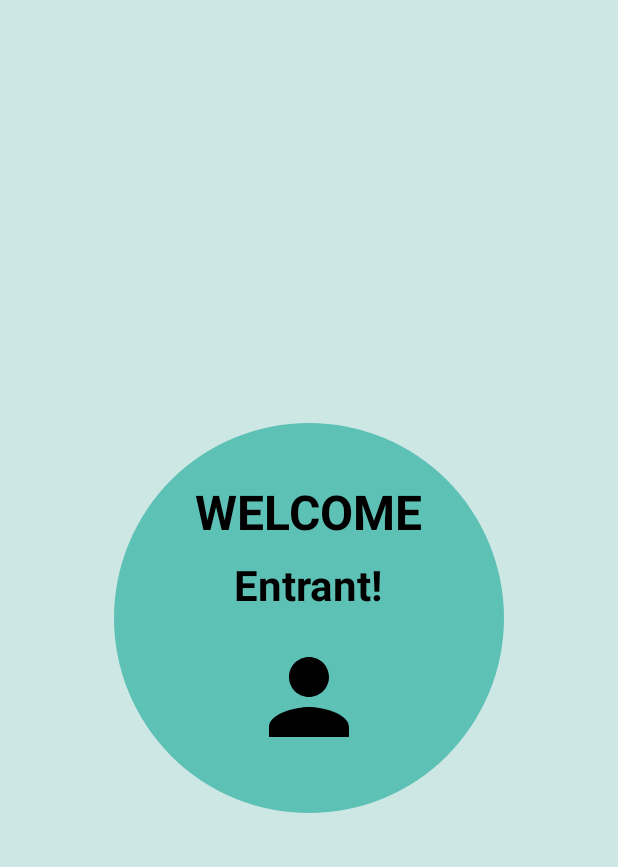
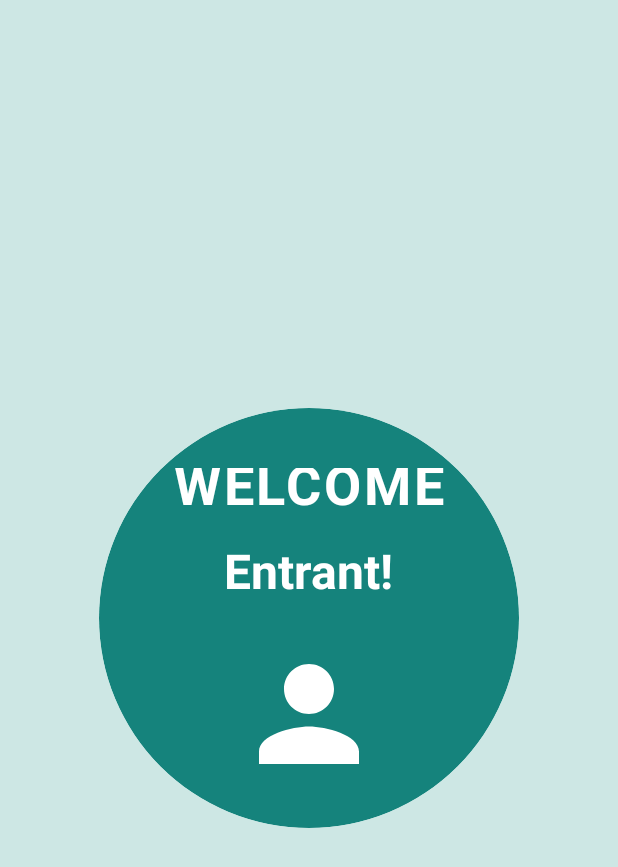
Before and after one commit to CMPUT301F25bingus/bingus0-cat, an Android app: the EntrantWelcomeActivity screen opened directly, with no data from a screen before it, on a phone screen of 412 x 824 dp. Shown: the top 867 px of the screen. Run offline under Robolectric (Android 15) with nearby library versions, the phone set to English and light mode, and no system bars.

Commit message:
final changes yay

```diff
--- a/EventMaster/app/src/main/res/layout/entrant_activity_welcome.xml
+++ b/EventMaster/app/src/main/res/layout/entrant_activity_welcome.xml
@@ -1,29 +1,42 @@
 <?xml version="1.0" encoding="utf-8"?>
-<LinearLayout xmlns:android="http://schemas.android.com/apk/res/android"
+<FrameLayout xmlns:android="http://schemas.android.com/apk/res/android"
     xmlns:app="http://schemas.android.com/apk/res-auto"
+    android:layout_width="match_parent"
+    android:layout_height="match_parent"
+    android:background="#CDE7E4">
+
+    <!-- Circular welcome panel with animation -->
+    <FrameLayout
+        android:id="@+id/welcomeContainer"
+        android:layout_width="280dp"
+        android:layout_height="280dp"
+        android:layout_gravity="center">
+
+        <com.google.android.material.card.MaterialCardView
+            android:layout_width="match_parent"
+            android:layout_height="match_parent"
+            android:layout_gravity="center"
+            app:cardCornerRadius="140dp"
+            app:cardElevation="0dp"
+            app:cardBackgroundColor="#15837C"
+            app:strokeWidth="0dp">
+
+            <LinearLayout
                 android:layout_width="match_parent"
                 android:layout_height="match_parent"
                 android:orientation="vertical"
                 android:gravity="center"
-    android:background="#CDE7E4">
-
-    <!-- Circular welcome panel with animation -->
-    <LinearLayout
-        android:id="@+id/welcomeContainer"
-        android:layout_width="260dp"
-        android:layout_height="260dp"
-        android:orientation="vertical"
-        android:gravity="center"
-        android:background="@drawable/circle_shape">
+                android:padding="40dp">
 
                 <TextView
                     android:id="@+id/textWelcome"
                     android:layout_width="wrap_content"
                     android:layout_height="wrap_content"
                     android:text="WELCOME"
-            android:textColor="@android:color/black"
+                    android:textColor="@android:color/white"
                     android:textStyle="bold"
-            android:textSize="32sp"
+                    android:textSize="36sp"
+                    android:letterSpacing="0.05"
                     android:alpha="0" />
 
                 <TextView
@@ -31,24 +44,25 @@
                     android:layout_width="wrap_content"
                     android:layout_height="wrap_content"
                     android:text="Entrant!"
-            android:textColor="@android:color/black"
+                    android:textColor="@android:color/white"
                     android:textStyle="bold"
-            android:textSize="28sp"
-            android:layout_marginTop="8dp"
+                    android:textSize="32sp"
+                    android:layout_marginTop="12dp"
                     android:alpha="0" />
 
                 <ImageView
                     android:id="@+id/iconPerson"
-            android:layout_width="80dp"
-            android:layout_height="80dp"
-            android:layout_marginTop="16dp"
+                    android:layout_width="100dp"
+                    android:layout_height="100dp"
+                    android:layout_marginTop="24dp"
                     android:src="@drawable/baseline_person_24"
                     android:contentDescription="Entrant icon"
-            app:tint="@android:color/black"
+                    app:tint="@android:color/white"
                     android:alpha="0"
                     android:scaleX="0.5"
                     android:scaleY="0.5" />
+            </LinearLayout>
+        </com.google.android.material.card.MaterialCardView>
+    </FrameLayout>
 
-    </LinearLayout>
-
-</LinearLayout>
+</FrameLayout>
--- a/EventMaster/app/src/main/res/layout/temp_activity_main_roles.xml
+++ b/EventMaster/app/src/main/res/layout/temp_activity_main_roles.xml
@@ -37,7 +37,7 @@
                         android:layout_height="200dp"
                         android:layout_gravity="center_horizontal"
                         app:cardCornerRadius="100dp"
-                        app:cardElevation="12dp"
+                        app:cardElevation="0dp"
                         app:cardBackgroundColor="@android:color/white"
                         app:strokeWidth="0dp">
 
@@ -96,8 +96,9 @@
                     android:id="@+id/btnEntrant"
                     android:layout_width="match_parent"
                     android:layout_height="wrap_content"
+                    android:minHeight="140dp"
                     app:cardCornerRadius="24dp"
-                    app:cardElevation="8dp"
+                    app:cardElevation="0dp"
                     app:cardBackgroundColor="@android:color/white"
                     android:clickable="true"
                     android:focusable="true"
@@ -182,8 +183,9 @@
                     android:id="@+id/btnLogin"
                     android:layout_width="match_parent"
                     android:layout_height="wrap_content"
+                    android:minHeight="140dp"
                     app:cardCornerRadius="24dp"
-                    app:cardElevation="8dp"
+                    app:cardElevation="0dp"
                     app:cardBackgroundColor="@android:color/white"
                     android:clickable="true"
                     android:focusable="true"
```
Lines whose indentation alone changed are shown as unchanged.
